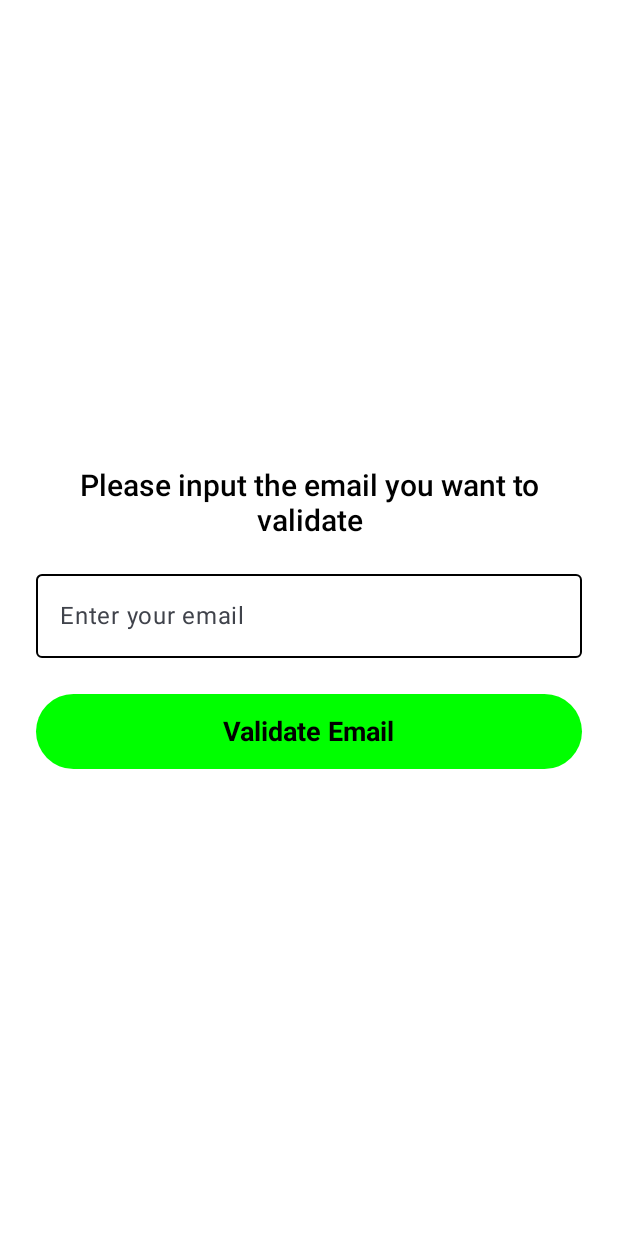
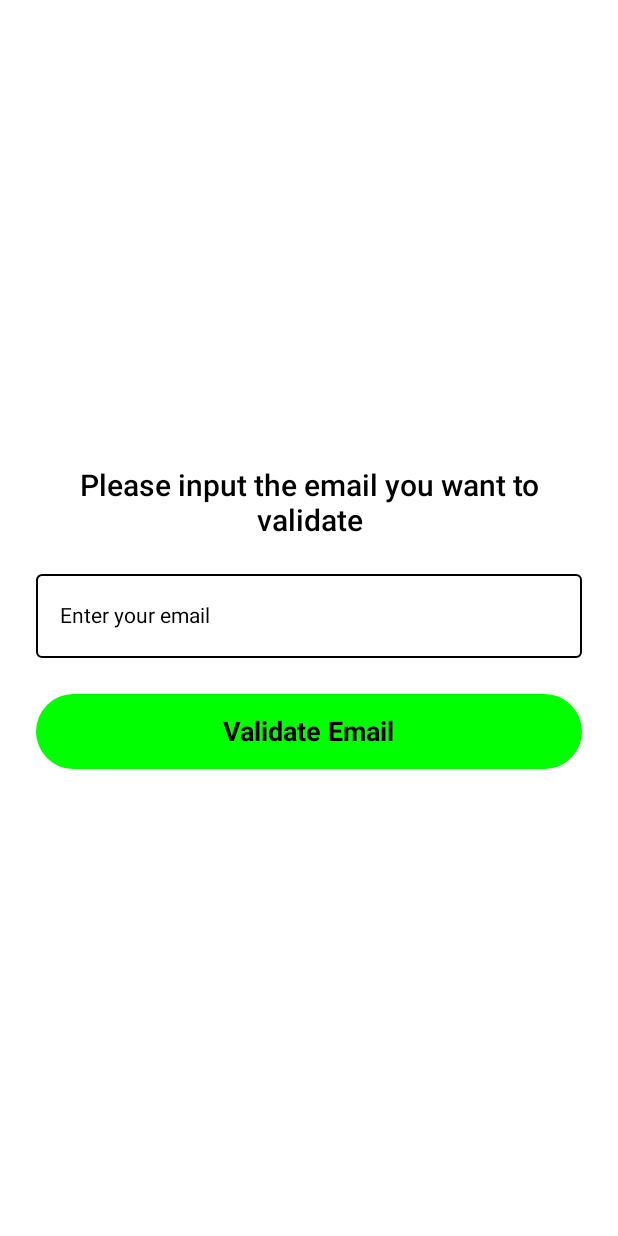
Before and after one commit to FakhrulASA/Email-Validator-Compose-Clean, an Android app built with Jetpack Compose: the screen it shows after launch (MainActivity), on a phone screen of 412 x 824 dp. Run offline under Robolectric (Android 15) with nearby library versions, the phone set to English and light mode, and no system bars; our stand-ins replace livedata-compose.

Commit message:
- body and parameter added

```diff
--- a/app/src/main/java/com/fakhrulasa/emailvalidator_composeclean/presentation/widget/OutlinedInputField.kt
+++ b/app/src/main/java/com/fakhrulasa/emailvalidator_composeclean/presentation/widget/OutlinedInputField.kt
@@ -17,6 +17,7 @@ import androidx.compose.runtime.remember
 import androidx.compose.runtime.setValue
 import androidx.compose.ui.Modifier
 import androidx.compose.ui.graphics.Color
+import androidx.compose.ui.text.TextStyle
 import androidx.compose.ui.text.input.KeyboardType
 import androidx.compose.ui.text.input.PasswordVisualTransformation
 import androidx.compose.ui.text.input.VisualTransformation
@@ -37,7 +38,7 @@ fun OutlinedTextFieldCustom(
             onTextChange.invoke(it)
             fieldValue = it
         },
-        label = { Text(hint) },
+        label = { Text(hint, style = TextStyle(color = Color.Black)) },
         keyboardOptions = KeyboardOptions(
             keyboardType = if (isPasswordField) KeyboardType.Password else KeyboardType.Text
         ),
@@ -56,7 +57,8 @@ fun OutlinedTextFieldCustom(
             focusedLabelColor = Color.Black,
             unfocusedBorderColor = Color.Black,
             focusedPlaceholderColor = Color.Black,
-            unfocusedPlaceholderColor = Color.Black
+            unfocusedPlaceholderColor = Color.Black,
+            focusedTextColor = Color.Black
         )
     )
 }
```
